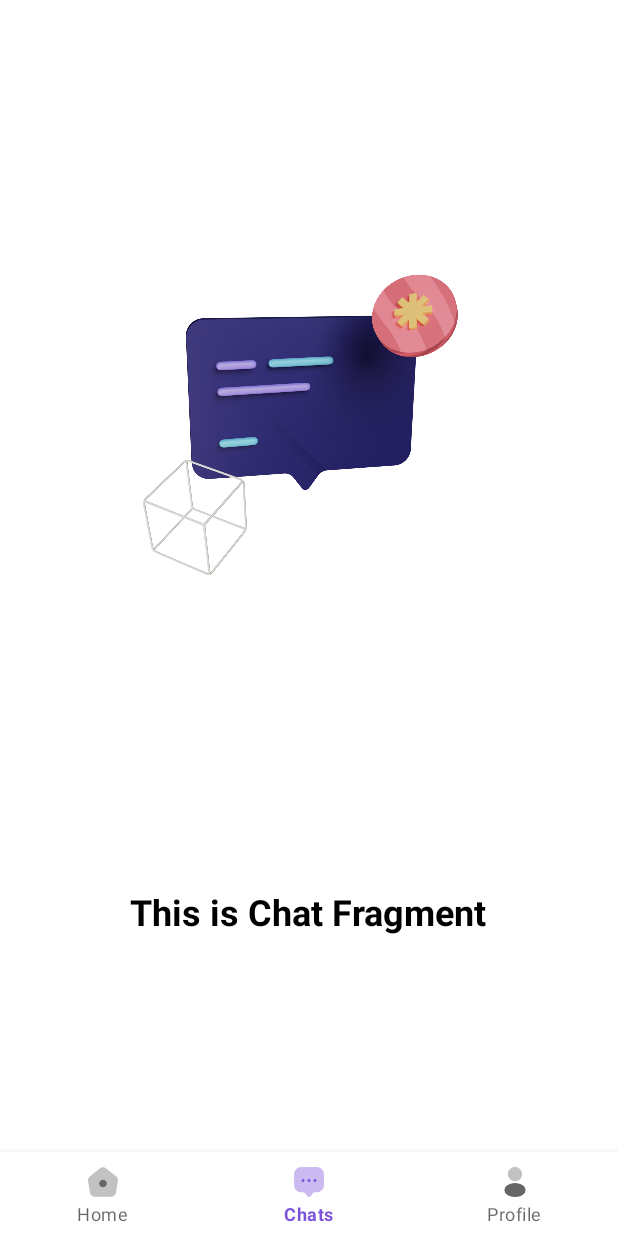
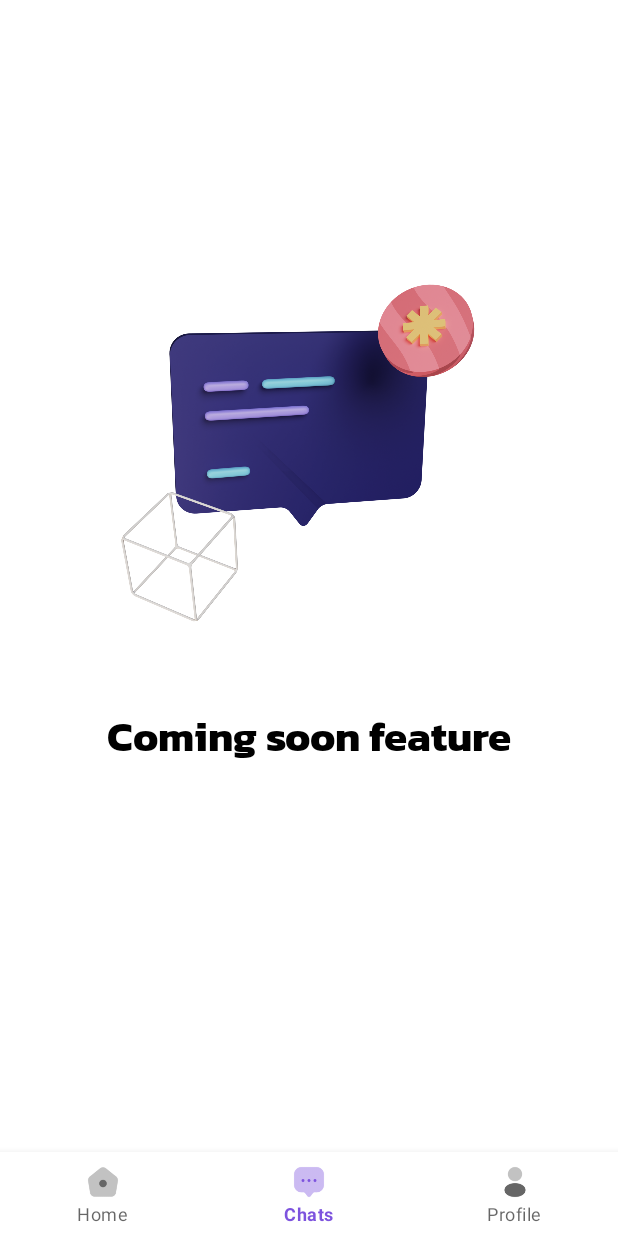
Before and after one commit to Timnas-Bangkit/Find-MD, an Android app: the ChatFragment screen opened through its navigation route, on a phone screen of 412 x 824 dp. Run offline under Robolectric (Android 15) with nearby library versions, the phone set to English and light mode, and no system bars; our stand-ins replace navigation-ui; pictures from the network do not load.

Commit message:
nambah fitur detail, sama betulin chat fragment

```diff
--- a/app/src/main/java/com/dicoding/foundup/data/pref/UserPreference.kt
+++ b/app/src/main/java/com/dicoding/foundup/data/pref/UserPreference.kt
@@ -1,6 +1,7 @@
 package com.dicoding.foundup.data.pref
 
 import android.content.Context
+import android.util.Log
 import androidx.datastore.core.DataStore
 import androidx.datastore.preferences.core.Preferences
 import androidx.datastore.preferences.core.booleanPreferencesKey
@@ -30,15 +31,18 @@ class UserPreference private constructor(context: Context) {
     }
 
     suspend fun saveUserToken(token: String?) {
+        Log.d("UserPreference", "Saving token: $token") // Log token sebelum disimpan
         dataStore.edit { preferences ->
             preferences[USER_TOKEN] = token.orEmpty()
         }
     }
 
+    val getUserToken: Flow<String?> = dataStore.data.map { preferences ->
+        val token = preferences[USER_TOKEN]
+        Log.d("UserPreference", "Retrieved token: $token") // Log token saat diambil
+        token
+    }
 
-    val getUserToken: Flow<String?> = dataStore.data.map { preferences ->
-        preferences[USER_TOKEN]
-    }
 
 
     suspend fun clearUserToken() {
--- a/app/src/main/java/com/dicoding/foundup/data/remote/ApiService.kt
+++ b/app/src/main/java/com/dicoding/foundup/data/remote/ApiService.kt
@@ -3,6 +3,8 @@ package com.dicoding.foundup.data.remote
 import com.dicoding.foundup.data.response.AddIdeResponse
 import com.dicoding.foundup.data.response.AllUserResponse
 import com.dicoding.foundup.data.response.DataRole
+import com.dicoding.foundup.data.response.DetaiIdeData
+import com.dicoding.foundup.data.response.DetaiIdeResponse
 import com.dicoding.foundup.data.response.LoginResponse
 import com.dicoding.foundup.data.response.ProfileResponse
 import com.dicoding.foundup.data.response.RegisterResponse
@@ -17,6 +19,7 @@ import retrofit2.http.Header
 import retrofit2.http.Multipart
 import retrofit2.http.POST
 import retrofit2.http.Part
+import retrofit2.http.Path
 
 interface ApiService {
 
@@ -39,9 +42,7 @@ interface ApiService {
 
     // fungsi untuk mengambil data(role) saat login
     @GET("api/users/me")
-    suspend fun getRole(
-        @Header("Authorization") authHeader: String
-    ): ProfileResponse
+    suspend fun getRole(@Header("Authorization") authHeader: String): ProfileResponse
 
     // fungsi untuk mengirimkan data (mengambil) role
     @POST("api/users/role")
@@ -56,6 +57,7 @@ interface ApiService {
         @Header("Authorization") token: String
     ): AllUserResponse
 
+    // fungsi untuk mengirimkan data postingan
     @Multipart
     @POST("api/posts")
     suspend fun uploadIde(
@@ -69,4 +71,11 @@ interface ApiService {
         @Part("neededRole") neededRole2: RequestBody
     ): AddIdeResponse
 
+
+    @GET("api/posts/{id}")
+    suspend fun getDetailIde(
+        @Header("Authorization") token: String,
+        @Path("id") id: Int
+    ): DetaiIdeResponse
+
 }
--- a/app/src/main/java/com/dicoding/foundup/ui/chat/ChatFragment.kt
+++ b/app/src/main/java/com/dicoding/foundup/ui/chat/ChatFragment.kt
@@ -1,38 +1,24 @@
 package com.dicoding.foundup.ui.chat
 
 import android.os.Bundle
+import androidx.fragment.app.Fragment
 import android.view.LayoutInflater
 import android.view.View
 import android.view.ViewGroup
-import android.widget.TextView
-import androidx.fragment.app.Fragment
-import androidx.lifecycle.ViewModelProvider
+import com.dicoding.foundup.R
 import com.dicoding.foundup.databinding.FragmentChatBinding
 
-class ChatFragment : Fragment() {
+class ChatFragment : Fragment(R.layout.fragment_chat) {
 
     private var _binding: FragmentChatBinding? = null
-
-    // This property is only valid between onCreateView and
-    // onDestroyView.
     private val binding get() = _binding!!
 
     override fun onCreateView(
-        inflater: LayoutInflater,
-        container: ViewGroup?,
+        inflater: LayoutInflater, container: ViewGroup?,
         savedInstanceState: Bundle?
-    ): View {
-        val chatViewModel =
-            ViewModelProvider(this).get(ChatViewModel::class.java)
-
+    ): View? {
         _binding = FragmentChatBinding.inflate(inflater, container, false)
-        val root: View = binding.root
-
-        val textView: TextView = binding.textChat
-        chatViewModel.text.observe(viewLifecycleOwner) {
-            textView.text = it
-        }
-        return root
+        return binding.root
     }
 
     override fun onDestroyView() {
--- a/app/src/main/java/com/dicoding/foundup/ui/chat/ChatViewModel.kt
+++ /dev/null
@@ -1,13 +0,0 @@
-package com.dicoding.foundup.ui.chat
-
-import androidx.lifecycle.LiveData
-import androidx.lifecycle.MutableLiveData
-import androidx.lifecycle.ViewModel
-
-class ChatViewModel : ViewModel() {
-
-    private val _text = MutableLiveData<String>().apply {
-        value = "This is Chat Fragment"
-    }
-    val text: LiveData<String> = _text
-}
--- a/app/src/main/java/com/dicoding/foundup/ui/home/HomeFragment.kt
+++ b/app/src/main/java/com/dicoding/foundup/ui/home/HomeFragment.kt
@@ -13,6 +13,7 @@ import androidx.fragment.app.Fragment
 import androidx.fragment.app.viewModels
 import androidx.lifecycle.lifecycleScope
 import androidx.recyclerview.widget.LinearLayoutManager
+import com.dicoding.foundup.R
 import com.dicoding.foundup.adapter.PostAdapter
 import com.dicoding.foundup.databinding.FragmentHomeBinding
 import com.dicoding.foundup.di.Injection
--- a/app/src/main/res/layout/fragment_chat.xml
+++ b/app/src/main/res/layout/fragment_chat.xml
@@ -7,33 +7,31 @@
     android:background="@color/white"
     tools:context=".ui.chat.ChatFragment">
 
-    <!-- Decorative Illustration (Optional) -->
     <ImageView
         android:id="@+id/imgComingSoon"
-        android:layout_width="259dp"
-        android:layout_height="232dp"
-        android:layout_marginBottom="16dp"
+        android:layout_width="260dp"
+        android:layout_height="wrap_content"
         android:contentDescription="@string/coming_soon_image"
         android:src="@drawable/ic_coming_soon"
         app:layout_constraintBottom_toTopOf="@+id/text_chat"
         app:layout_constraintEnd_toEndOf="parent"
+        app:layout_constraintHorizontal_bias="0.496"
         app:layout_constraintStart_toStartOf="parent"
-        app:layout_constraintTop_toTopOf="parent" />
+        app:layout_constraintTop_toTopOf="parent"
+        app:layout_constraintVertical_bias="0.309" />
 
-    <!-- Coming Soon Text -->
     <TextView
         android:id="@+id/text_chat"
+        style="@style/Header_1"
         android:layout_width="wrap_content"
         android:layout_height="wrap_content"
-        android:layout_marginBottom="184dp"
+        android:layout_marginBottom="296dp"
         android:padding="16dp"
         android:text="@string/title_chat"
         android:textColor="@color/black"
-        android:textSize="24sp"
-        android:textStyle="bold"
+        android:textSize="28sp"
         app:layout_constraintBottom_toBottomOf="parent"
         app:layout_constraintEnd_toEndOf="parent"
-        app:layout_constraintHorizontal_bias="0.496"
         app:layout_constraintStart_toStartOf="parent" />
 
 </androidx.constraintlayout.widget.ConstraintLayout>
--- a/app/src/main/res/layout/fragment_home.xml
+++ b/app/src/main/res/layout/fragment_home.xml
@@ -27,8 +27,7 @@
             android:focusableInTouchMode="true"
             android:background="@drawable/bg_search"
             android:textColor="@android:color/black"
-        android:queryBackground="@android:color/white"/>
-
+            android:queryBackground="@android:color/white"/>
 
         <!-- Profile Icon -->
         <ImageView
```
Also changed, not shown: app/src/main/java/com/dicoding/foundup/adapter/PostAdapter.kt (+10 -0 lines), app/src/main/java/com/dicoding/foundup/data/UserRepository.kt (+11 -6 lines), app/src/main/java/com/dicoding/foundup/data/response/DetaiIdeResponse.kt (added, +87 -0 lines), app/src/main/java/com/dicoding/foundup/ui/ideDetail/IdeDetailActivity.kt (+95 -67 lines), app/src/main/java/com/dicoding/foundup/ui/ideDetail/IdeDetailViewModel.kt (added, +72 -0 lines), app/src/main/res/layout/activity_ide_detail.xml (+14 -17 lines), app/src/main/res/values/strings.xml (+9 -0 lines), app/src/main/java/com/dicoding/foundup/ui/ViewModelFactory.kt (indentation only).
